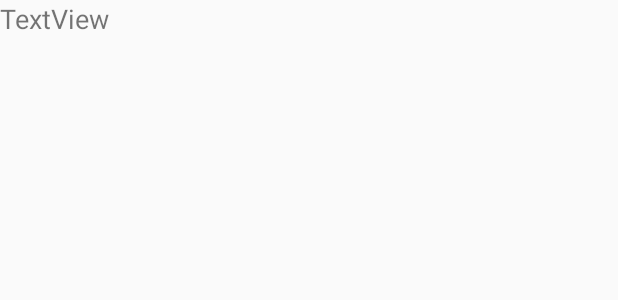
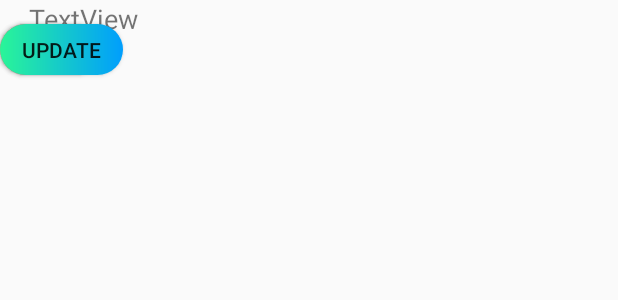
Before and after one commit to cobradashboard/DashHelper, an Android app: the layout list_temp.xml on its own in the app's theme, with its tools: preview values and no code run, on a phone screen of 412 x 824 dp. Shown: the top 300 px of the screen. Run offline under Robolectric (Android 15) with nearby library versions, the phone set to English and light mode, and no system bars; Roboto replaces fonts that are not available here.

Commit message:
list temp interface modify

```diff
--- a/app/src/main/java/com/example/dashhelper/Plan_list.java
+++ b/app/src/main/java/com/example/dashhelper/Plan_list.java
@@ -31,11 +31,11 @@ public class Plan_list extends ArrayAdapter {
         LayoutInflater inflater = context.getLayoutInflater();
         View listView = inflater.inflate(R.layout.list_temp, null, true);
 
-        TextView textView_plan = (TextView) listView.findViewById(R.id.id_list_temp_view);
+        TextView textView_plan = (TextView) listView.findViewById(R.id.id_plan);
 
         add_planA plan = list.get(position);
 
-        textView_plan.setText(plan.getWorkoutName());
+        textView_plan.setText(plan.toString());
 
         return listView;
     }
--- a/app/src/main/java/com/example/dashhelper/add_planA.java
+++ b/app/src/main/java/com/example/dashhelper/add_planA.java
@@ -52,7 +52,7 @@ public class add_planA {
     }
 
     public String toString(){
-        return this.workoutName + " - "+startingTime+" - "+endingTime+" - "+distance;
+        return this.workoutName + "\n"+startingTime+"\n"+endingTime+"\n"+distance;
     }
 
 }
--- a/app/src/main/res/layout/list_temp.xml
+++ b/app/src/main/res/layout/list_temp.xml
@@ -1,12 +1,46 @@
 <?xml version="1.0" encoding="utf-8"?>
-<LinearLayout xmlns:android="http://schemas.android.com/apk/res/android"
-    android:orientation="vertical" android:layout_width="match_parent"
+<androidx.constraintlayout.widget.ConstraintLayout
+    xmlns:android="http://schemas.android.com/apk/res/android"
+    xmlns:app="http://schemas.android.com/apk/res-auto"
+    xmlns:tools="http://schemas.android.com/tools"
+    android:orientation="vertical"
+    android:layout_width="match_parent"
     android:layout_height="match_parent">
 
     <TextView
-        android:id="@+id/id_list_temp_view"
-        android:layout_width="match_parent"
-        android:layout_height="wrap_content"
+        android:id="@+id/id_plan"
+        android:layout_width="216dp"
+        android:layout_height="55dp"
         android:text="TextView"
-        android:textSize="18sp" />
-</LinearLayout>
+        android:textSize="18sp"
+        app:layout_constraintEnd_toEndOf="parent"
+        app:layout_constraintHorizontal_bias="0.1"
+        app:layout_constraintStart_toStartOf="parent"
+        tools:ignore="MissingConstraints"
+        tools:layout_editor_absoluteY="4dp" />
+
+    <Button
+        android:id="@+id/btnDelete"
+        android:layout_width="67dp"
+        android:layout_height="34dp"
+        android:background="@drawable/btnexam"
+        android:text="@string/btndelete"
+        app:layout_constraintBottom_toBottomOf="parent"
+        app:layout_constraintTop_toTopOf="parent"
+        app:layout_constraintVertical_bias="0.02"
+        tools:ignore="MissingConstraints"
+        tools:layout_editor_absoluteX="338dp" />
+
+    <Button
+        android:id="@+id/addUpdate"
+        android:layout_width="82dp"
+        android:layout_height="34dp"
+        android:background="@drawable/custbtnadd"
+        android:text="UPDATE"
+        app:layout_constraintBottom_toBottomOf="parent"
+        app:layout_constraintTop_toTopOf="parent"
+        app:layout_constraintVertical_bias="0.02"
+        tools:ignore="MissingConstraints"
+        tools:layout_editor_absoluteX="243dp" />
+
+</androidx.constraintlayout.widget.ConstraintLayout>
```
Also changed, not shown: app/src/main/res/layout/activity_view_plan.xml (+1 -17 lines).
